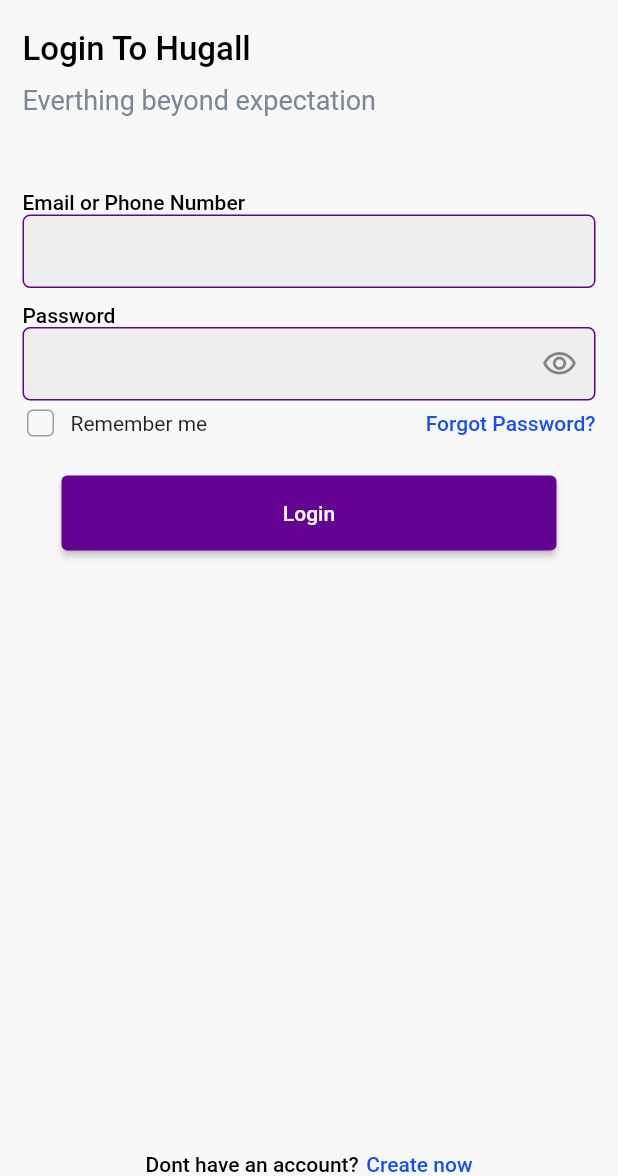
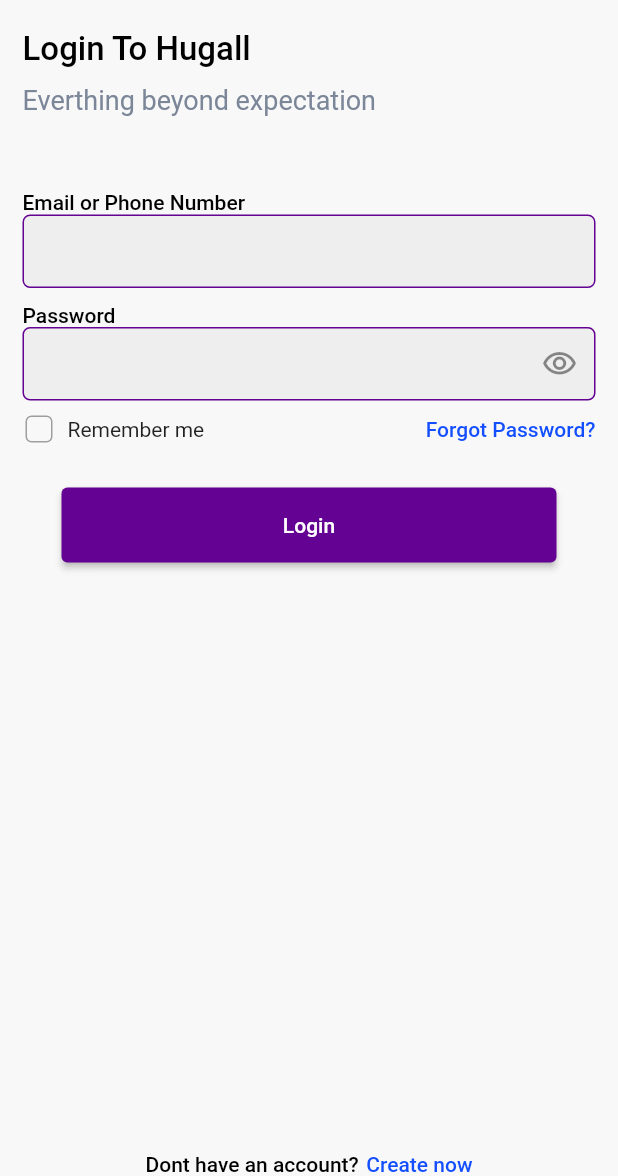
Before and after one commit to baidya07/hugeAll_delivery_app, a Flutter app: the LoginPage screen opened by its route, on a phone screen of 412 x 824 dp, the part 60-1236 px from its top. Run offline on Flutter 3.47's test engine with Material 2 defaults, Android fonts, the phone set to English and light mode, and no system bars; our stand-ins replace another_flushbar, auto_route, cached_network_image, carousel_slider, device_info, device_preview and 14 more.

Commit message:
style:updated padding of checkbox

```diff
--- a/lib/features/auth/login_page.dart
+++ b/lib/features/auth/login_page.dart
@@ -77,8 +77,8 @@ class _LoginPageState extends State<LoginPage> {
                     Row(
                       children: [
                         SizedBox(
-                          height: 30,
-                          width: 24,
+                          height: 38,
+                          width: 22,
                           child: Checkbox(
                             shape: RoundedRectangleBorder(
                                 borderRadius: BorderRadius.circular(4)),
```
